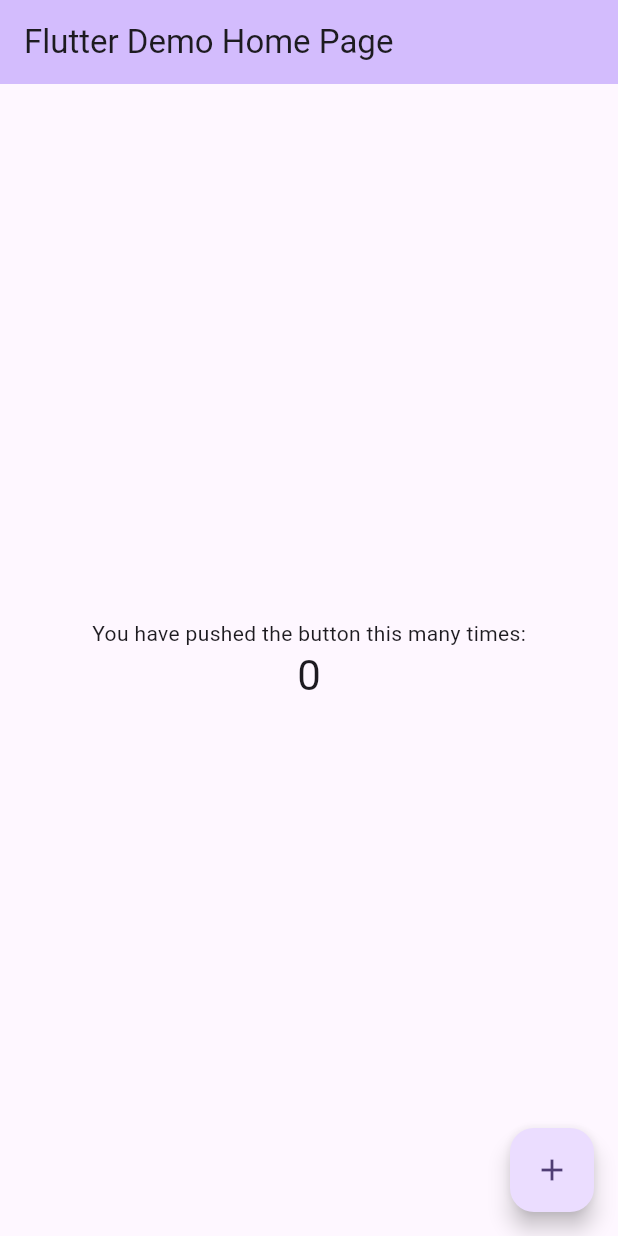
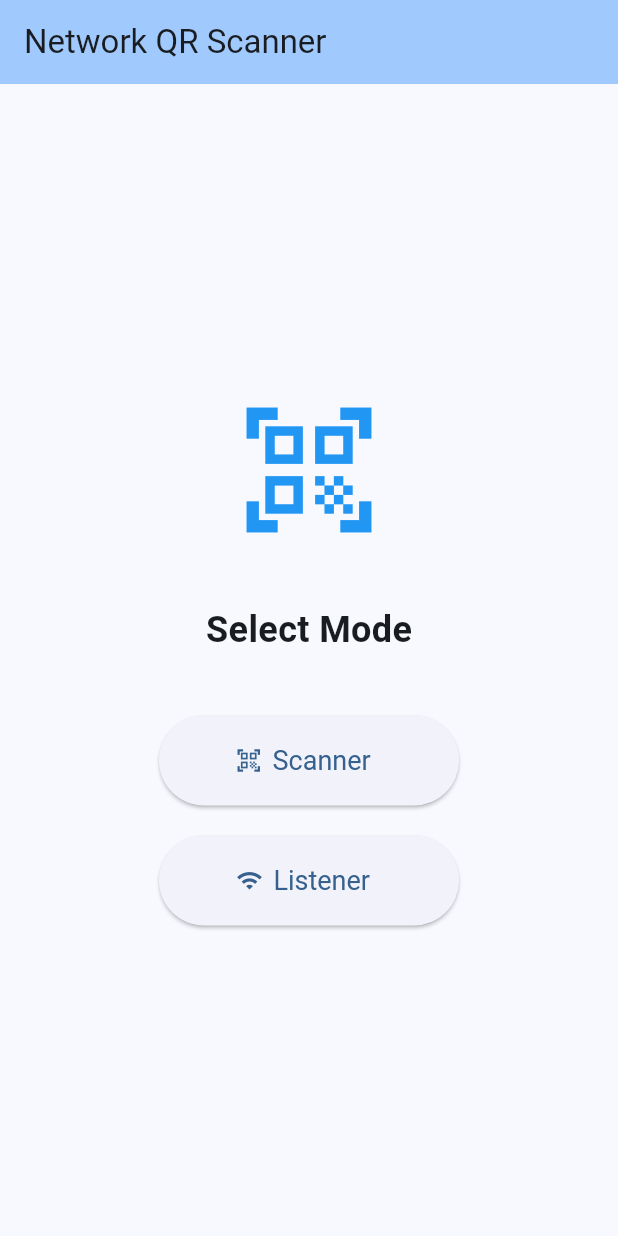
Before and after one commit to hrueger/network_barcode_scanner, a Flutter app: the screen it shows after launch, on a phone screen of 412 x 824 dp. Run offline on Flutter 3.47's test engine with Material 3 defaults, Android fonts, the phone set to English and light mode, and no system bars; our stand-ins replace permission_handler; missing offline and left inert: qr_code_scanner_plus.

Commit message:
feat: first working version

```diff
--- a/lib/main.dart
+++ b/lib/main.dart
@@ -1,4 +1,6 @@
 import 'package:flutter/material.dart';
+import 'screens/scanner_screen.dart';
+import 'screens/listener_screen.dart';
 
 void main() {
   runApp(const MyApp());
@@ -7,115 +9,78 @@ void main() {
 class MyApp extends StatelessWidget {
   const MyApp({super.key});
 
-  // This widget is the root of your application.
   @override
   Widget build(BuildContext context) {
     return MaterialApp(
-      title: 'Flutter Demo',
+      title: 'Network QR Scanner',
       theme: ThemeData(
-        // This is the theme of your application.
-        //
-        // TRY THIS: Try running your application with "flutter run". You'll see
-        // the application has a purple toolbar. Then, without quitting the app,
-        // try changing the seedColor in the colorScheme below to Colors.green
-        // and then invoke "hot reload" (save your changes or press the "hot
-        // reload" button in a Flutter-supported IDE, or press "r" if you used
-        // the command line to start the app).
-        //
-        // Notice that the counter didn't reset back to zero; the application
-        // state is not lost during the reload. To reset the state, use hot
-        // restart instead.
-        //
-        // This works for code too, not just values: Most code changes can be
-        // tested with just a hot reload.
-        colorScheme: .fromSeed(seedColor: Colors.deepPurple),
+        colorScheme: ColorScheme.fromSeed(seedColor: Colors.blue),
+        useMaterial3: true,
       ),
-      home: const MyHomePage(title: 'Flutter Demo Home Page'),
+      home: const ModeSelectionScreen(),
     );
   }
 }
 
-class MyHomePage extends StatefulWidget {
-  const MyHomePage({super.key, required this.title});
-
-  // This widget is the home page of your application. It is stateful, meaning
-  // that it has a State object (defined below) that contains fields that affect
-  // how it looks.
-
-  // This class is the configuration for the state. It holds the values (in this
-  // case the title) provided by the parent (in this case the App widget) and
-  // used by the build method of the State. Fields in a Widget subclass are
-  // always marked "final".
-
-  final String title;
-
-  @override
-  State<MyHomePage> createState() => _MyHomePageState();
-}
-
-class _MyHomePageState extends State<MyHomePage> {
-  int _counter = 0;
-
-  void _incrementCounter() {
-    setState(() {
-      // This call to setState tells the Flutter framework that something has
-      // changed in this State, which causes it to rerun the build method below
-      // so that the display can reflect the updated values. If we changed
-      // _counter without calling setState(), then the build method would not be
-      // called again, and so nothing would appear to happen.
-      _counter++;
-    });
-  }
+class ModeSelectionScreen extends StatelessWidget {
+  const ModeSelectionScreen({super.key});
 
   @override
   Widget build(BuildContext context) {
-    // This method is rerun every time setState is called, for instance as done
-    // by the _incrementCounter method above.
-    //
-    // The Flutter framework has been optimized to make rerunning build methods
-    // fast, so that you can just rebuild anything that needs updating rather
-    // than having to individually change instances of widgets.
     return Scaffold(
       appBar: AppBar(
-        // TRY THIS: Try changing the color here to a specific color (to
-        // Colors.amber, perhaps?) and trigger a hot reload to see the AppBar
-        // change color while the other colors stay the same.
+        title: const Text('Network QR Scanner'),
         backgroundColor: Theme.of(context).colorScheme.inversePrimary,
-        // Here we take the value from the MyHomePage object that was created by
-        // the App.build method, and use it to set our appbar title.
-        title: Text(widget.title),
       ),
       body: Center(
-        // Center is a layout widget. It takes a single child and positions it
-        // in the middle of the parent.
-        child: Column(
-          // Column is also a layout widget. It takes a list of children and
-          // arranges them vertically. By default, it sizes itself to fit its
-          // children horizontally, and tries to be as tall as its parent.
-          //
-          // Column has various properties to control how it sizes itself and
-          // how it positions its children. Here we use mainAxisAlignment to
-          // center the children vertically; the main axis here is the vertical
-          // axis because Columns are vertical (the cross axis would be
-          // horizontal).
-          //
-          // TRY THIS: Invoke "debug painting" (choose the "Toggle Debug Paint"
-          // action in the IDE, or press "p" in the console), to see the
-          // wireframe for each widget.
-          mainAxisAlignment: .center,
-          children: [
-            const Text('You have pushed the button this many times:'),
-            Text(
-              '$_counter',
-              style: Theme.of(context).textTheme.headlineMedium,
-            ),
-          ],
+        child: Padding(
+          padding: const EdgeInsets.all(32.0),
+          child: Column(
+            mainAxisAlignment: MainAxisAlignment.center,
+            children: [
+              const Icon(Icons.qr_code_scanner, size: 100, color: Colors.blue),
+              const SizedBox(height: 40),
+              const Text(
+                'Select Mode',
+                style: TextStyle(fontSize: 24, fontWeight: FontWeight.bold),
+              ),
+              const SizedBox(height: 40),
+              ElevatedButton.icon(
+                onPressed: () {
+                  Navigator.push(
+                    context,
+                    MaterialPageRoute(
+                      builder: (context) => const ScannerScreen(),
+                    ),
+                  );
+                },
+                icon: const Icon(Icons.qr_code_scanner),
+                label: const Text('Scanner'),
+                style: ElevatedButton.styleFrom(
+                  minimumSize: const Size(200, 60),
+                  textStyle: const TextStyle(fontSize: 18),
+                ),
+              ),
+              const SizedBox(height: 20),
+              ElevatedButton.icon(
+                onPressed: () {
+                  Navigator.push(
+                    context,
+                    MaterialPageRoute(
+                      builder: (context) => const ListenerScreen(),
+                    ),
+                  );
+                },
+                icon: const Icon(Icons.wifi),
+                label: const Text('Listener'),
+                style: ElevatedButton.styleFrom(
+                  minimumSize: const Size(200, 60),
+                  textStyle: const TextStyle(fontSize: 18),
+                ),
+              ),
+            ],
+          ),
         ),
-      ),
-      floatingActionButton: FloatingActionButton(
-        onPressed: _incrementCounter,
-        tooltip: 'Increment',
-        child: const Icon(Icons.add),
       ),
     );
   }
```
Also changed, not shown: lib/screens/listener_screen.dart (added, +219 -0 lines), lib/screens/scanner_screen.dart (added, +164 -0 lines), lib/services/udp_service.dart (added, +64 -0 lines), pubspec.yaml (+48 -47 lines), pubspec.lock, 14 other files.
